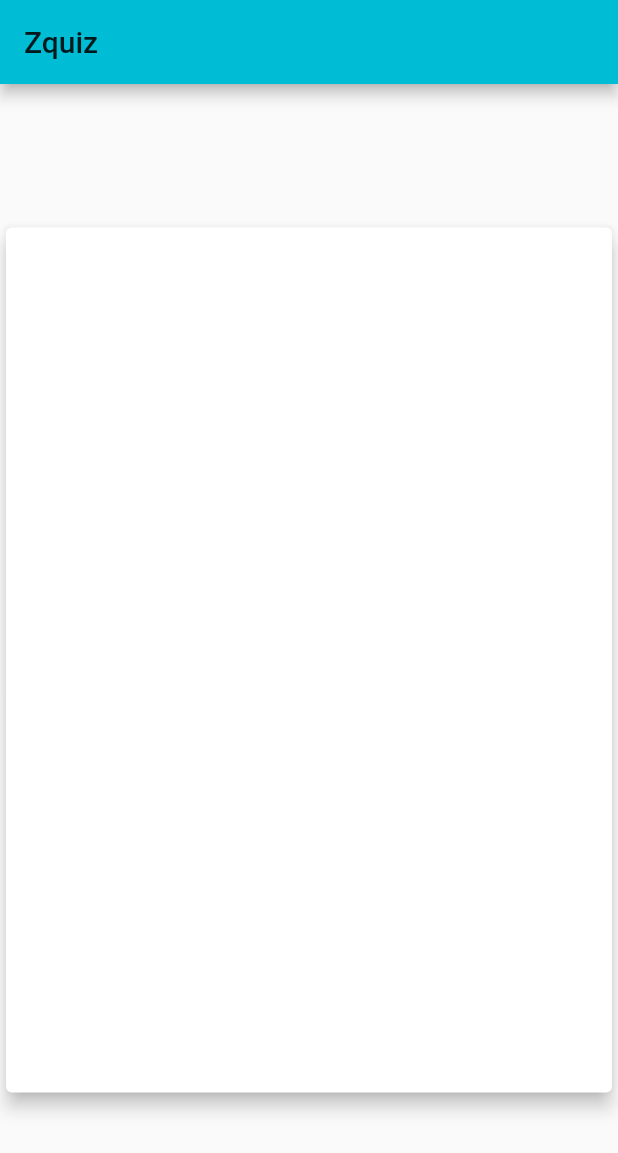
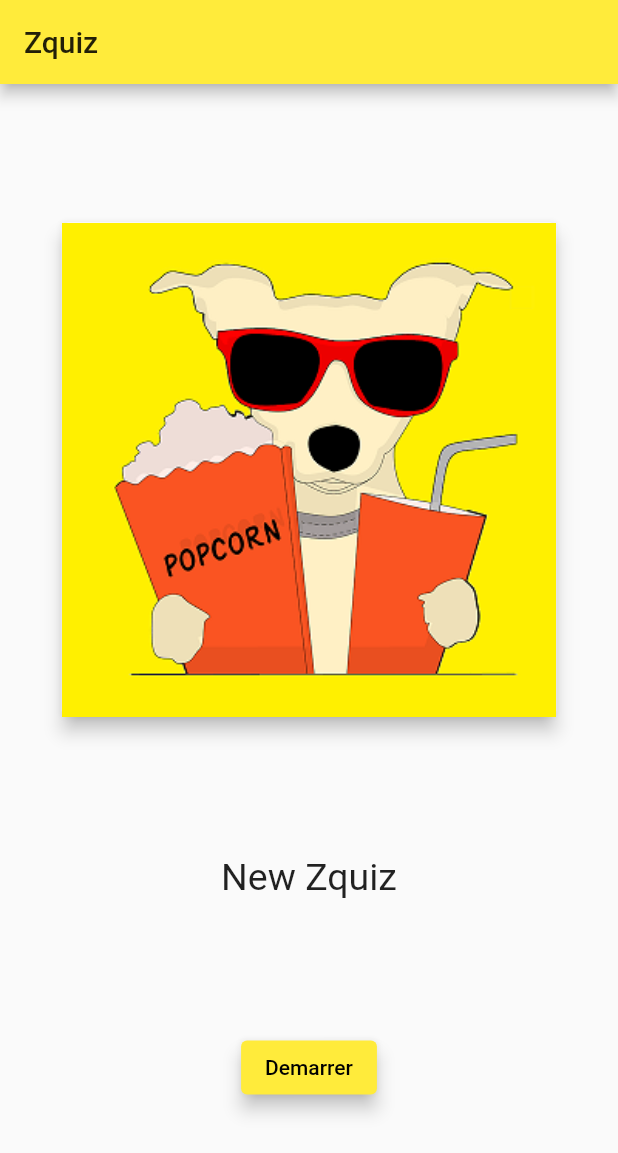
Before and after one commit to Francky06/flutter, a Flutter app: the screen it shows after launch, on a phone screen of 412 x 824 dp. Shown: the top 1153 px of the screen. Run offline on Flutter 3.47's test engine with Material 2 defaults, Android fonts, the phone set to English and light mode, and no system bars; missing offline and left inert: audioplayer2, volume.

```diff
--- a/zquiz/lib/widgets/home.dart
+++ b/zquiz/lib/widgets/home.dart
@@ -1,5 +1,6 @@
 import 'package:flutter/material.dart';
 import 'package:zquiz/widgets/text_utils.dart';
+import 'package:zquiz/widgets/themes.dart';
 
 class MyHomePage extends StatefulWidget {
   MyHomePage({Key key, this.title}) : super(key: key);
@@ -19,13 +20,31 @@ class _MyHomePageState extends State<MyHomePage> {
       ),
       body: Center(
         child: Column(
-          mainAxisAlignment: MainAxisAlignment.center,
+          mainAxisAlignment: MainAxisAlignment.spaceEvenly,
           children: <Widget>[
             new Card(
               elevation: 5.0,
               child: new Container(
-                height: MediaQuery.of(context).size.height * 0.7,
+                height: MediaQuery.of(context).size.height * 0.4,
+                width: MediaQuery.of(context).size.height * 0.4,
+                child: Image.asset("assets/dog.png", fit: BoxFit.cover),
               ),
+            ),
+            Text("New Zquiz",
+              style: TextStyle(
+                fontSize: 25,
+              ),
+            ),
+            ElevatedButton(
+                onPressed: () {
+                  Navigator.push(context, MaterialPageRoute(builder: (BuildContext context) {
+                    return new Themes();
+                  }));
+                },
+                style: ElevatedButton.styleFrom(
+                  elevation: 5,
+                ),
+                child: TextUtils("Demarrer"),
             ),
           ],
         ),
--- a/zquiz/lib/widgets/my_app.dart
+++ b/zquiz/lib/widgets/my_app.dart
@@ -6,9 +6,9 @@ class MyApp extends StatelessWidget {
   Widget build(BuildContext context) {
     return MaterialApp(
       debugShowCheckedModeBanner: false,
-      title: 'Flutter Demo',
+      title: 'Zquiz Le Grand',
       theme: ThemeData(
-        primarySwatch: Colors.cyan,
+        primarySwatch: Colors.yellow,
       ),
       home: MyHomePage(title: 'Zquiz'),
     );
--- a/zquiz/lib/widgets/text_utils.dart
+++ b/zquiz/lib/widgets/text_utils.dart
@@ -6,6 +6,7 @@ class TextUtils extends Text {
       super(
         text,
         textScaleFactor: textScaleFactor,
-        style: new TextStyle(color: color)
+        style: new TextStyle(color: color),
+        textAlign: TextAlign.center,
       );
 }
```
Also changed, not shown: zquiz/lib/widgets/citations.dart (added, +25 -0 lines), zquiz/lib/widgets/divers.dart (added, +34 -0 lines), zquiz/lib/widgets/geography.dart (added, +25 -0 lines), zquiz/lib/widgets/popculture.dart (added, +26 -0 lines), zquiz/lib/widgets/themes.dart (added, +75 -0 lines).
